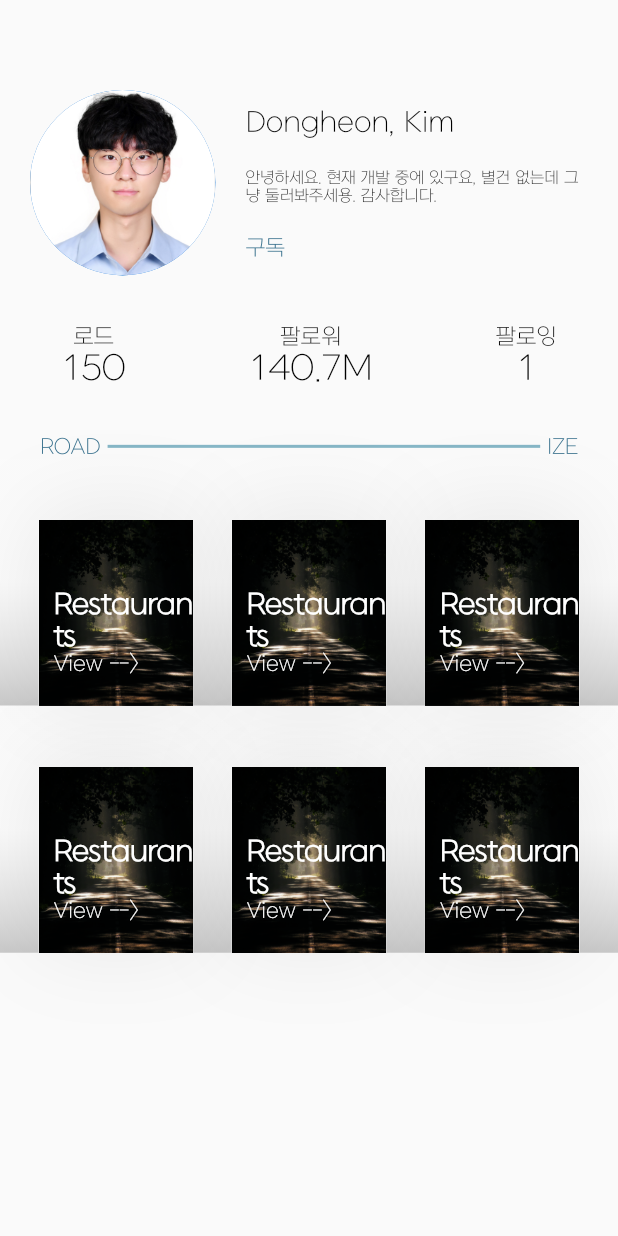
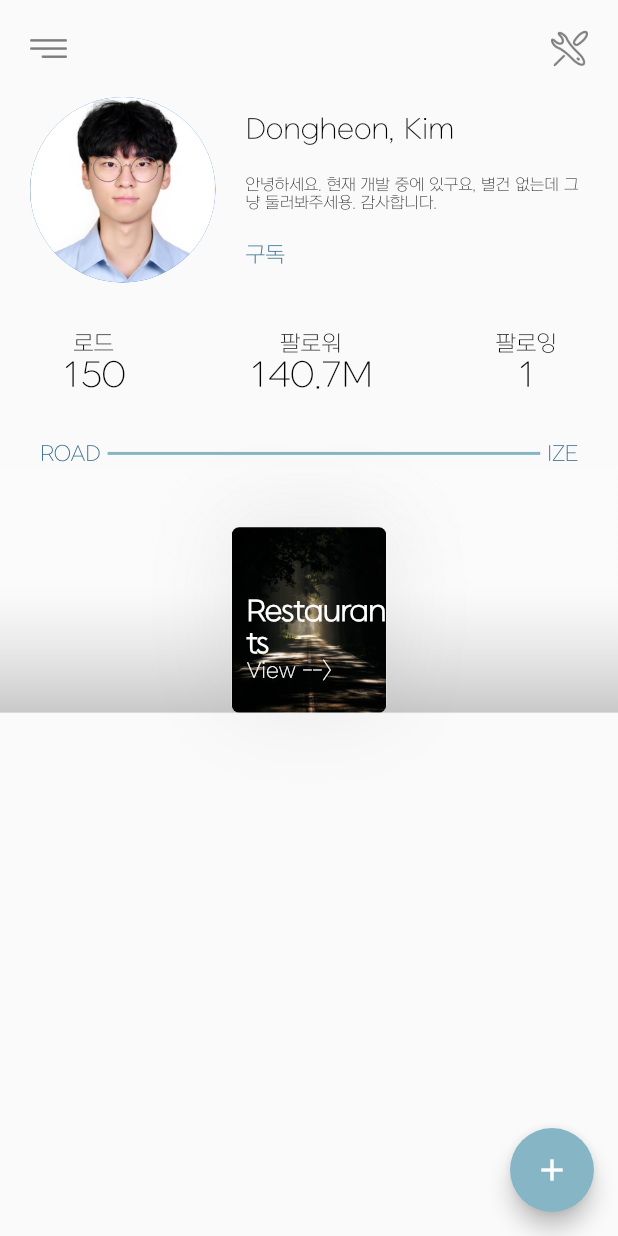
Before and after one commit to heooony/Road_ize, a Flutter app: the UserScreen screen opened directly, on a phone screen of 412 x 824 dp. Run offline on Flutter 3.47's test engine with Material 2 defaults, Android fonts, the phone set to English and light mode, and no system bars; our stand-ins replace cloud_firestore, firebase_auth, firebase_core, font_awesome_flutter, google_sign_in; missing offline and left inert: bottom_bar_line; accounts and stored records are empty.

Commit message:
Divided into components

```diff
--- /dev/null
+++ b/lib/screens/user/components/division_line.dart
@@ -0,0 +1,29 @@
+import 'package:flutter/material.dart';
+import 'package:roadize/size_config.dart';
+
+import '../../../constants.dart';
+
+class DivisionLine extends StatelessWidget {
+  @override
+  Widget build(BuildContext context) {
+    SizeConfig.init(context);
+    return Row(
+      mainAxisAlignment: MainAxisAlignment.center,
+      children: [
+        Text(
+          'ROAD ',
+          style: TextStyle(color: kSecondColor),
+        ),
+        Container(
+          width: SizeConfig.screenWidth * 0.7,
+          height: 2,
+          color: kPrimaryColor,
+        ),
+        Text(
+          ' IZE',
+          style: TextStyle(color: kSecondColor),
+        ),
+      ],
+    );
+  }
+}
--- /dev/null
+++ b/lib/screens/user/components/menu_icon.dart
@@ -0,0 +1,29 @@
+import 'package:flutter/material.dart';
+import 'package:roadize/size_config.dart';
+
+import '../../../constants.dart';
+
+class MenuIcon extends StatelessWidget {
+  @override
+  Widget build(BuildContext context) {
+    SizeConfig.init(context);
+    return Padding(
+      padding: EdgeInsets.all(kDefaultPadding),
+      child: Row(
+        children: [
+          Image.asset(
+            'images/icons/menu.png',
+            width: SizeConfig.screenWidth * 0.06,
+            color: Colors.black.withOpacity(0.5),
+          ),
+          Spacer(),
+          Image.asset(
+            'images/icons/tool.png',
+            width: SizeConfig.screenWidth * 0.06,
+            color: Colors.black.withOpacity(0.5),
+          ),
+        ],
+      ),
+    );
+  }
+}
--- a/lib/screens/user/components/road_display_rock.dart
+++ b/lib/screens/user/components/road_display_rock.dart
@@ -25,8 +25,6 @@ class RoadDisplayRack extends StatelessWidget {
           child: Row(
             mainAxisAlignment: MainAxisAlignment.spaceEvenly,
             children: [
-              RoadCard(),
-              RoadCard(),
               RoadCard(),
             ],
           ),
@@ -56,6 +54,7 @@ class RoadCard extends StatelessWidget {
                 image: AssetImage('images/login_background.jpg'),
                 fit: BoxFit.cover,
                 colorFilter: ColorFilter.srgbToLinearGamma()),
+            borderRadius: BorderRadius.circular(5.0),
             boxShadow: [
               BoxShadow(
                   offset: Offset(0, -5),
--- a/lib/screens/user/components/user_interface.dart
+++ b/lib/screens/user/components/user_interface.dart
@@ -8,10 +8,7 @@ class UserInterface extends StatelessWidget {
   Widget build(BuildContext context) {
     SizeConfig.init(context);
     return Container(
-      padding: EdgeInsets.only(
-          top: kDefaultPadding * 3,
-          left: kDefaultPadding,
-          right: kDefaultPadding),
+      padding: EdgeInsets.only(left: kDefaultPadding, right: kDefaultPadding),
       child: Row(
         crossAxisAlignment: CrossAxisAlignment.center,
         children: [
--- a/lib/screens/user/user_screen.dart
+++ b/lib/screens/user/user_screen.dart
@@ -3,6 +3,8 @@ import 'package:flutter/material.dart';
 import 'package:roadize/constants.dart';
 import 'package:roadize/size_config.dart';
 
+import 'components/division_line.dart';
+import 'components/menu_icon.dart';
 import 'components/road_display_rock.dart';
 import 'components/user_interface.dart';
 import 'components/user_statistics_container.dart';
@@ -18,9 +20,16 @@ class _UserScreenState extends State<UserScreen> {
     SizeConfig.init(context);
     return SafeArea(
       child: Scaffold(
+        floatingActionButton: FloatingActionButton(
+          backgroundColor: kPrimaryColor,
+          splashColor: kSecondLightColor,
+          child: Icon(Icons.add),
+          onPressed: () {},
+        ),
         body: Container(
           child: Column(
             children: [
+              MenuIcon(),
               UserInterface(),
               SizedBox(
                 height: SizeConfig.safeAreaScreenHeight * 0.04,
@@ -29,29 +38,11 @@ class _UserScreenState extends State<UserScreen> {
               SizedBox(
                 height: 30.0,
               ),
-              Row(
-                mainAxisAlignment: MainAxisAlignment.center,
-                children: [
-                  Text(
-                    'ROAD ',
-                    style: TextStyle(color: kSecondColor),
-                  ),
-                  Container(
-                    width: SizeConfig.screenWidth * 0.7,
-                    height: 2,
-                    color: kPrimaryColor,
-                  ),
-                  Text(
-                    ' IZE',
-                    style: TextStyle(color: kSecondColor),
-                  ),
-                ],
-              ),
-              SingleChildScrollView(
-                child: Container(
+              DivisionLine(),
+              Expanded(
+                child: SingleChildScrollView(
                   child: Column(
                     children: [
-                      RoadDisplayRack(),
                       RoadDisplayRack(),
                     ],
                   ),
```
